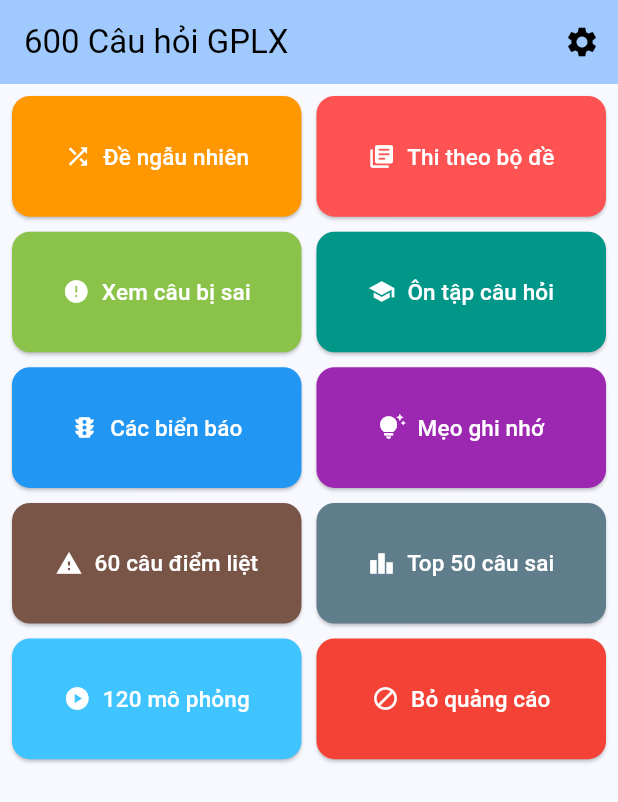
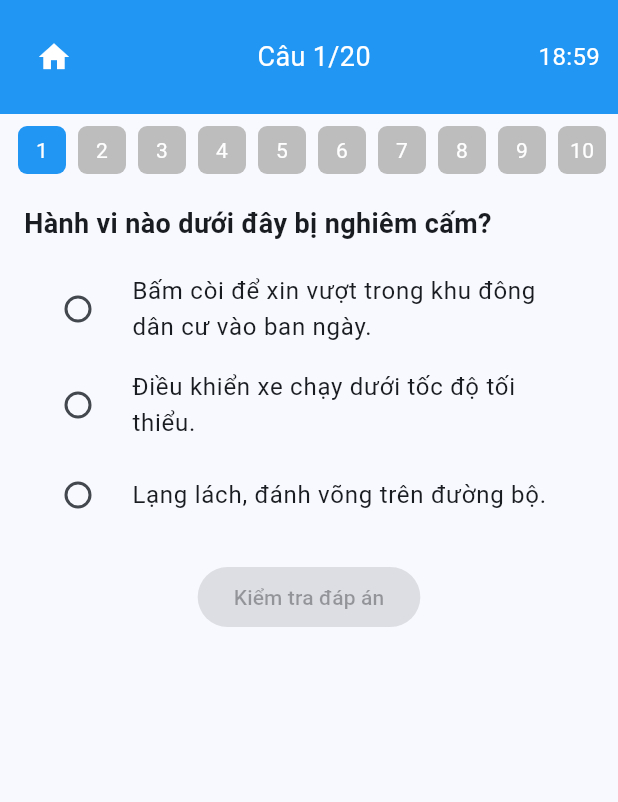
Before and after one commit to NguyenQuy4219/bo_de_600_gplx, a Flutter app: the screen it shows after launch, after a tap on "Đề ngẫu nhiên", on a phone screen of 412 x 824 dp. Shown: the top 802 px of the screen. Run offline on Flutter 3.47's test engine with Material 3 defaults, Android fonts, the light colour scheme and no system bars; our stand-ins replace shared_preferences.

Commit message:
#4  - NguyenQuy4219 - [Theme] - Random_Questions_page: Đề ngẫu nhiên

```diff
--- /dev/null
+++ b/lib/Question/random_question_page.dart
@@ -0,0 +1,293 @@
+import 'dart:async';
+import 'package:flutter/material.dart';
+import 'package:shared_preferences/shared_preferences.dart';
+import '../Data/data.dart';
+import '../Result/result_page.dart';
+import 'dart:convert';
+
+class CauHoiNgauNhienPage extends StatefulWidget {
+  const CauHoiNgauNhienPage({super.key});
+
+  @override
+  State<CauHoiNgauNhienPage> createState() => _CauHoiNgauNhienPageState();
+}
+
+class _CauHoiNgauNhienPageState extends State<CauHoiNgauNhienPage> {
+  final int totalQuestions = 20;
+  late List<Question> quizQuestions;
+  int currentIndex = 0;
+  int? selectedAnswer;
+  List<int?> userAnswers = [];
+  List<bool?> answerResults = [];
+
+  Duration remainingTime = const Duration(minutes: 19);
+  Timer? _timer;
+
+  @override
+  void initState() {
+    super.initState();
+    _generateRandomQuiz();
+
+    _timer = Timer.periodic(const Duration(seconds: 1), (timer) {
+      if (mounted) {
+        setState(() {
+          if (remainingTime.inSeconds > 0) {
+            remainingTime = remainingTime - const Duration(seconds: 1);
+          } else {
+            timer.cancel();
+            _navigateToResultPage();
+          }
+        });
+      }
+    });
+  }
+
+  @override
+  void dispose() {
+    _timer?.cancel();
+    super.dispose();
+  }
+
+  void _generateRandomQuiz() {
+    quizQuestions = [...questions]..shuffle();
+    quizQuestions = quizQuestions.take(totalQuestions).toList();
+    userAnswers = List.filled(totalQuestions, null);
+    answerResults = List.filled(totalQuestions, null);
+  }
+
+  void _checkAnswer() {
+    final correct =
+        selectedAnswer == quizQuestions[currentIndex].correctAnswerIndex;
+    userAnswers[currentIndex] = selectedAnswer;
+    answerResults[currentIndex] = correct;
+
+    showDialog(
+      context: context,
+      builder: (_) => AlertDialog(
+        title: Text(correct ? '✅ Chính xác!' : '❌ Sai rồi'),
+        content: Text(
+          'Đáp án đúng là: ${quizQuestions[currentIndex].answers[quizQuestions[currentIndex].correctAnswerIndex]}',
+        ),
+        actions: [
+          TextButton(
+            onPressed: () {
+              Navigator.pop(context);
+              setState(() {
+                if (currentIndex < totalQuestions - 1) {
+                  currentIndex++;
+                  selectedAnswer = userAnswers[currentIndex];
+                } else if (_isQuizCompleted()) {
+                  _navigateToResultPage();
+                }
+              });
+            },
+            child: const Text('Tiếp tục'),
+          )
+        ],
+      ),
+    );
+  }
+
+  bool _isQuizCompleted() {
+    return answerResults.where((e) => e != null).length == totalQuestions;
+  }
+
+  Future<void> _saveResultToPrefs(int correct) async {
+    final prefs = await SharedPreferences.getInstance();
+    final history = prefs.getStringList('history') ?? [];
+
+    final entry = {
+      'correct': correct,
+      'total': totalQuestions,
+      'timestamp': DateTime.now().toIso8601String(),
+    };
+
+    await prefs.setStringList('history', [
+      ...history,
+      jsonEncode(entry),
+    ]);
+  }
+
+  void _navigateToResultPage() {
+    _timer?.cancel();
+    final correctCount = answerResults.where((e) => e == true).length;
+    _saveResultToPrefs(correctCount);
+    Navigator.pushReplacement(
+      context,
+      MaterialPageRoute(
+        builder: (_) => ResultPage(
+          correctCount: correctCount,
+          totalQuestions: totalQuestions,
+        ),
+      ),
+    );
+  }
+
+  void _confirmExit() {
+    showDialog(
+      context: context,
+      builder: (_) => AlertDialog(
+        title: const Text('Xác nhận'),
+        content:
+            const Text('Bạn có chắc muốn kết thúc bài thi và xem kết quả?'),
+        actions: [
+          TextButton(
+            onPressed: () => Navigator.pop(context),
+            child: const Text('Không'),
+          ),
+          TextButton(
+            onPressed: () {
+              Navigator.pop(context);
+              _navigateToResultPage();
+            },
+            child: const Text('Có'),
+          ),
+        ],
+      ),
+    );
+  }
+
+  Future<bool> _onBackPressed() async {
+    _confirmExit();
+    return false;
+  }
+
+  String _formatTime(Duration duration) {
+    final minutes = duration.inMinutes.remainder(60).toString().padLeft(2, '0');
+    final seconds = duration.inSeconds.remainder(60).toString().padLeft(2, '0');
+    return '$minutes:$seconds';
+  }
+
+  Widget _buildProgressBar() {
+    return SingleChildScrollView(
+      scrollDirection: Axis.horizontal,
+      padding: const EdgeInsets.symmetric(horizontal: 8, vertical: 8),
+      child: Row(
+        children: List.generate(totalQuestions, (index) {
+          Color color;
+
+          if (index == currentIndex) {
+            color = Colors.blue;
+          } else if (answerResults[index] == true) {
+            color = Colors.green;
+          } else if (answerResults[index] == false) {
+            color = Colors.red;
+          } else {
+            color = Colors.grey.shade400;
+          }
+
+          return GestureDetector(
+            onTap: () {
+              setState(() {
+                currentIndex = index;
+                selectedAnswer = userAnswers[index];
+              });
+            },
+            child: Container(
+              margin: const EdgeInsets.symmetric(horizontal: 4),
+              width: 32,
+              height: 32,
+              decoration: BoxDecoration(
+                color: color,
+                borderRadius: BorderRadius.circular(6),
+              ),
+              child: Center(
+                child: Text(
+                  '${index + 1}',
+                  style: const TextStyle(fontSize: 14, color: Colors.white),
+                ),
+              ),
+            ),
+          );
+        }),
+      ),
+    );
+  }
+
+  @override
+  Widget build(BuildContext context) {
+    final question = quizQuestions[currentIndex];
+
+    return WillPopScope(
+      onWillPop: _onBackPressed,
+      child: Scaffold(
+        body: Column(
+          children: [
+            SafeArea(
+              child: Column(
+                children: [
+                  Container(
+                    color: Colors.blue,
+                    padding: const EdgeInsets.symmetric(
+                        horizontal: 12, vertical: 14),
+                    child: Row(
+                      children: [
+                        IconButton(
+                          onPressed: _confirmExit,
+                          icon: const Icon(Icons.home, color: Colors.white),
+                        ),
+                        Expanded(
+                          child: Text(
+                            'Câu ${currentIndex + 1}/$totalQuestions',
+                            style: const TextStyle(
+                                fontSize: 18, color: Colors.white),
+                            textAlign: TextAlign.center,
+                          ),
+                        ),
+                        Text(
+                          _formatTime(remainingTime),
+                          style: const TextStyle(
+                              fontSize: 16, color: Colors.white),
+                        ),
+                      ],
+                    ),
+                  ),
+                  _buildProgressBar(),
+                ],
+              ),
+            ),
+            Expanded(
+              child: Padding(
+                padding:
+                    const EdgeInsets.symmetric(horizontal: 16, vertical: 12),
+                child: SingleChildScrollView(
+                  child: Column(
+                    crossAxisAlignment: CrossAxisAlignment.start,
+                    children: [
+                      Text(
+                        question.questionText,
+                        style: const TextStyle(
+                            fontSize: 18, fontWeight: FontWeight.bold),
+                      ),
+                      const SizedBox(height: 12),
+                      ...List.generate(question.answers.length, (index) {
+                        return RadioListTile<int>(
+                          title: Text(question.answers[index]),
+                          value: index,
+                          groupValue: selectedAnswer,
+                          onChanged: (value) {
+                            setState(() {
+                              selectedAnswer = value;
+                            });
+                          },
+                        );
+                      }),
+                      const SizedBox(height: 16),
+                      Center(
+                        child: ElevatedButton(
+                          onPressed:
+                              selectedAnswer != null ? _checkAnswer : null,
+                          child: const Text('Kiểm tra đáp án'),
+                        ),
+                      ),
+                    ],
+                  ),
+                ),
+              ),
+            ),
+          ],
+        ),
+      ),
+    );
+  }
+}
--- a/lib/main.dart
+++ b/lib/main.dart
@@ -1,11 +1,9 @@
 import 'package:flutter/material.dart';
-
-import '/Tip/Tip_page.dart';
+import 'Question/random_question_page.dart';
 import 'Question/60_Questions_page.dart';
-
-import '/Settings/setting_page.dart';
-import '/Data/data.dart';
-import 'package:shared_preferences/shared_preferences.dart';
+import 'Tip/Tip_page.dart';
+import 'Settings/setting_page.dart';
+import 'Data/data.dart';
 
 void main() {
   runApp(const MyApp());
@@ -34,7 +32,6 @@ class MyApp extends StatelessWidget {
 
 class MyHomePage extends StatefulWidget {
   const MyHomePage({super.key, required this.title});
-
   final String title;
 
   @override
@@ -42,6 +39,23 @@ class MyHomePage extends StatefulWidget {
 }
 
 class _MyHomePageState extends State<MyHomePage> {
+  void _handleFeatureTap(String title) {
+    if (title == '60 câu điểm liệt') {
+      Navigator.push(
+          context, MaterialPageRoute(builder: (context) => QuestionScreen()));
+    } else if (title == 'Mẹo ghi nhớ') {
+      Navigator.push(
+          context, MaterialPageRoute(builder: (context) => TipsScreen()));
+    } else if (title == 'Đề ngẫu nhiên') {
+      Navigator.push(context,
+          MaterialPageRoute(builder: (context) => const CauHoiNgauNhienPage()));
+    } else if (title == 'Câu hỏi lý thuyết') {
+      Navigator.push(
+          context, MaterialPageRoute(builder: (context) => QuestionScreen()));
+    }
+    // Các mục khác có thể thêm vào tương tự
+  }
+
   @override
   Widget build(BuildContext context) {
     return Scaffold(
@@ -60,7 +74,6 @@ class _MyHomePageState extends State<MyHomePage> {
           ),
         ],
       ),
-      // mỗi tính năng hiển thị dưới dạng GridView
       body: Padding(
         padding: const EdgeInsets.all(8.0),
         child: GridView.builder(
@@ -73,7 +86,6 @@ class _MyHomePageState extends State<MyHomePage> {
           ),
           itemBuilder: (context, index) {
             final item = features[index];
-            // Mỗi mục (feature) là một nút (ElevatedButton).
             return ElevatedButton(
               style: ElevatedButton.styleFrom(
                 backgroundColor: item['color'],
@@ -81,20 +93,7 @@ class _MyHomePageState extends State<MyHomePage> {
                   borderRadius: BorderRadius.circular(12),
                 ),
               ),
-              onPressed: () {
-                final title = item['title'];
-
-                if (title == '60 câu điểm liệt') {
-                  Navigator.push(
-                      context,
-                      MaterialPageRoute(
-                          builder: (context) => QuestionScreen()));
-                } else if (title == 'Mẹo ghi nhớ') {
-                  Navigator.push(context,
-                      MaterialPageRoute(builder: (context) => TipsScreen()));
-                }
-                ;
-              },
+              onPressed: () => _handleFeatureTap(item['title']),
               child: Row(
                 mainAxisAlignment: MainAxisAlignment.center,
                 children: [
```
Also changed, not shown: lib/Result/history_page.dart (added, +120 -0 lines), lib/Result/result_page.dart (added, +87 -0 lines).
